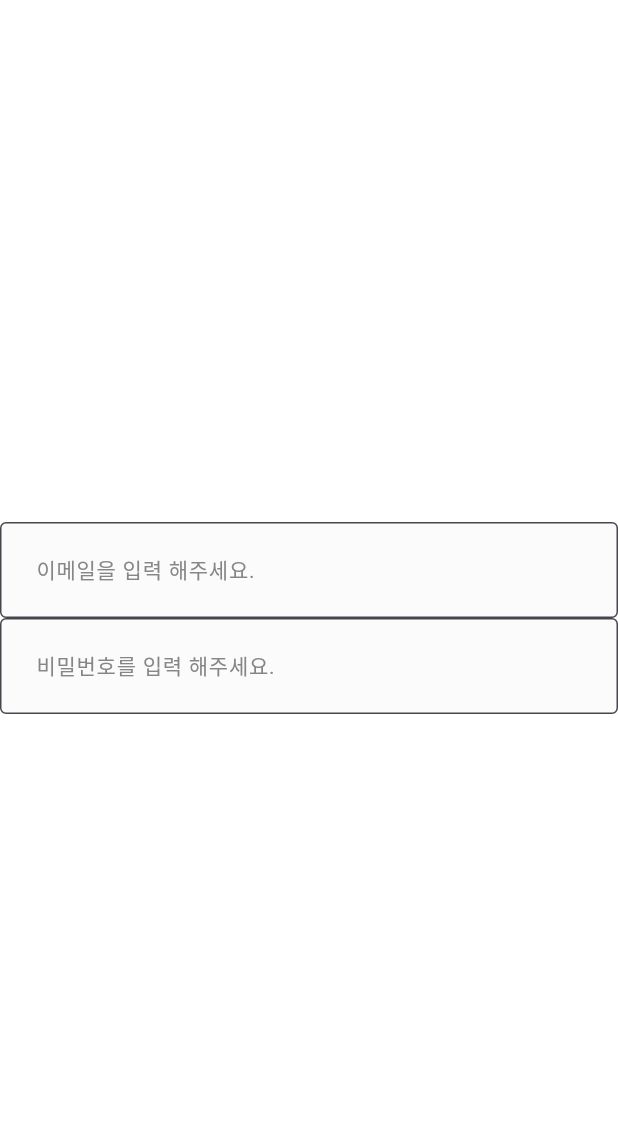
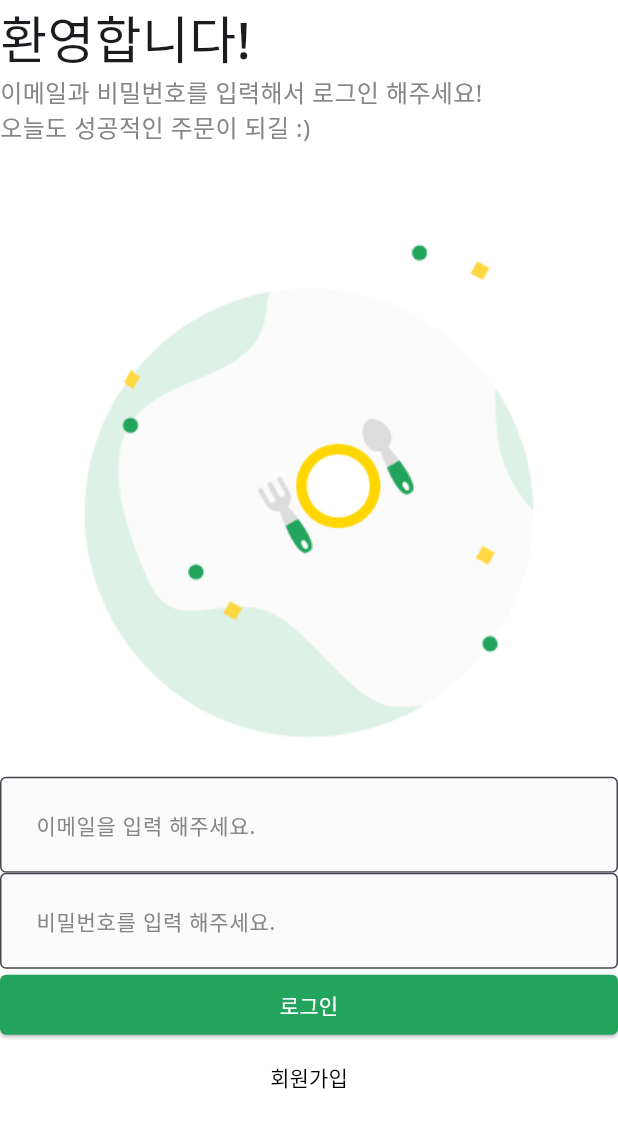
Before and after one commit to hommehyuk/restaurant-api, a Flutter app: the screen it shows after launch, on a phone screen of 412 x 824 dp. Shown: the top 1128 px of the screen. Run offline on Flutter 3.47's test engine with Material 3 defaults, Android fonts, the phone set to English and light mode, and no system bars.

Commit message:
UI 배치

```diff
--- /dev/null
+++ b/lib/common/layout/default_layout.dart
@@ -0,0 +1,18 @@
+import 'package:flutter/material.dart';
+
+class DefaultLayout extends StatelessWidget {
+  final Widget child;
+
+  const DefaultLayout({
+    required this.child,
+    super.key,
+  });
+
+  @override
+  Widget build(BuildContext context) {
+    return Scaffold(
+      backgroundColor: Colors.white,
+      body: child,
+    );
+  }
+}
--- a/lib/main.dart
+++ b/lib/main.dart
@@ -1,5 +1,5 @@
 import 'package:flutter/material.dart';
-import 'package:restaurant_api/common/component/custom_text_form_field.dart';
+import 'package:restaurant_api/user/view/login_screen.dart';
 
 void main() {
   runApp(
@@ -13,24 +13,11 @@ class _App extends StatelessWidget {
   @override
   Widget build(BuildContext context) {
     return MaterialApp(
+      theme: ThemeData(
+        fontFamily: 'NotoSans',
+      ),
       debugShowCheckedModeBanner: false,
-      home: Scaffold(
-        backgroundColor: Colors.white,
-        body: Column(
-          mainAxisAlignment: MainAxisAlignment.center,
-          children: [
-            CustomTextFormField(
-              hintText: '이메일을 입력 해주세요.',
-              onChanged: (String value) {},
-            ),
-            CustomTextFormField(
-              hintText: '비밀번호를 입력 해주세요.',
-              onChanged: (String value) {},
-              obscureText: true,
-            ),
-          ],
-        ),
-      ),
+      home: LoginScreen(),
     );
   }
 }
--- /dev/null
+++ b/lib/user/view/login_screen.dart
@@ -0,0 +1,95 @@
+import 'package:flutter/material.dart';
+import 'package:restaurant_api/common/component/custom_text_form_field.dart';
+import 'package:restaurant_api/common/const/colors.dart';
+import 'package:restaurant_api/common/layout/default_layout.dart';
+
+class LoginScreen extends StatelessWidget {
+  const LoginScreen({super.key});
+
+  @override
+  Widget build(BuildContext context) {
+    return DefaultLayout(
+      child: SafeArea(
+        top: true,
+        child: Column(
+          crossAxisAlignment: CrossAxisAlignment.stretch,
+          children: [
+            _Title(),
+            _SubTitle(),
+            Image.asset(
+              'asset/img/misc/logo.png',
+              width: MediaQuery.of(context).size.width / 3 * 2,
+            ),
+            CustomTextFormField(
+              hintText: '이메일을 입력 해주세요.',
+              onChanged: (String value) {},
+            ),
+            CustomTextFormField(
+              hintText: '비밀번호를 입력 해주세요.',
+              onChanged: (String value) {},
+              obscureText: true,
+            ),
+            ElevatedButton(
+              onPressed: () {},
+              style: ElevatedButton.styleFrom(
+                backgroundColor: PRIMARY_COLOR,
+                shape: RoundedRectangleBorder(
+                    borderRadius: BorderRadius.circular(4.0)),
+              ),
+              child: Text(
+                '로그인',
+                style: TextStyle(
+                  color: Colors.white,
+                ),
+              ),
+            ),
+            TextButton(
+              onPressed: () {},
+              style: TextButton.styleFrom(
+                shape: RoundedRectangleBorder(
+                  borderRadius: BorderRadius.circular(4.0),
+                ),
+              ),
+              child: Text(
+                '회원가입',
+                style: TextStyle(
+                  color: Colors.black,
+                ),
+              ),
+            ),
+          ],
+        ),
+      ),
+    );
+  }
+}
+
+class _Title extends StatelessWidget {
+  const _Title({super.key});
+
+  @override
+  Widget build(BuildContext context) {
+    return Text(
+      '환영합니다!',
+      style: TextStyle(
+        fontSize: 34,
+        fontWeight: FontWeight.w500,
+      ),
+    );
+  }
+}
+
+class _SubTitle extends StatelessWidget {
+  const _SubTitle({super.key});
+
+  @override
+  Widget build(BuildContext context) {
+    return Text(
+      '이메일과 비밀번호를 입력해서 로그인 해주세요!\n오늘도 성공적인 주문이 되길 :)',
+      style: TextStyle(
+        fontSize: 16,
+        color: BODY_TEXT_COLOR,
+      ),
+    );
+  }
+}
```
Also changed, not shown: pubspec.yaml (+23 -0 lines), asset/img/logo/codefactory_logo.png (added), asset/img/logo/logo.png (added), asset/img/misc/logo.png (added), asset/svg/icon/home.svg (added), asset/svg/icon/orders.svg (added), asset/svg/icon/profile.svg (added), asset/svg/icon/search.svg (added), 9 other files.
